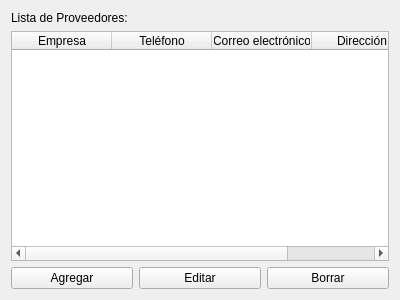
First picture: the form in ui/proovedores.ui, repository Matiti061/TecnoPC, before the edit.
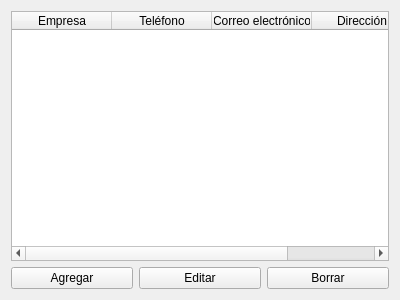
Second picture: the form after the edit.

```diff
--- a/ui/proovedores.ui
+++ b/ui/proovedores.ui
@@ -14,14 +14,7 @@
    <string>Gestión de Proveedores</string>
   </property>
   <layout class="QGridLayout" name="gridLayout">
-   <item row="0" column="0" colspan="3">
-    <widget class="QLabel" name="label_lista">
-     <property name="text">
-      <string>Lista de Proveedores:</string>
-     </property>
-    </widget>
-   </item>
-   <item row="2" column="0" colspan="3">
+   <item row="1" column="0" colspan="2">
     <layout class="QHBoxLayout" name="horizontalLayout">
      <item>
       <widget class="QPushButton" name="agregar_button">
@@ -46,7 +39,7 @@
      </item>
     </layout>
    </item>
-   <item row="1" column="0" colspan="3">
+   <item row="0" column="0" colspan="2">
     <widget class="QTableWidget" name="tabla_proveedores">
      <property name="alternatingRowColors">
       <bool>true</bool>
```
Left out of the diff: 4 changed lines with no effect on the pictures.
